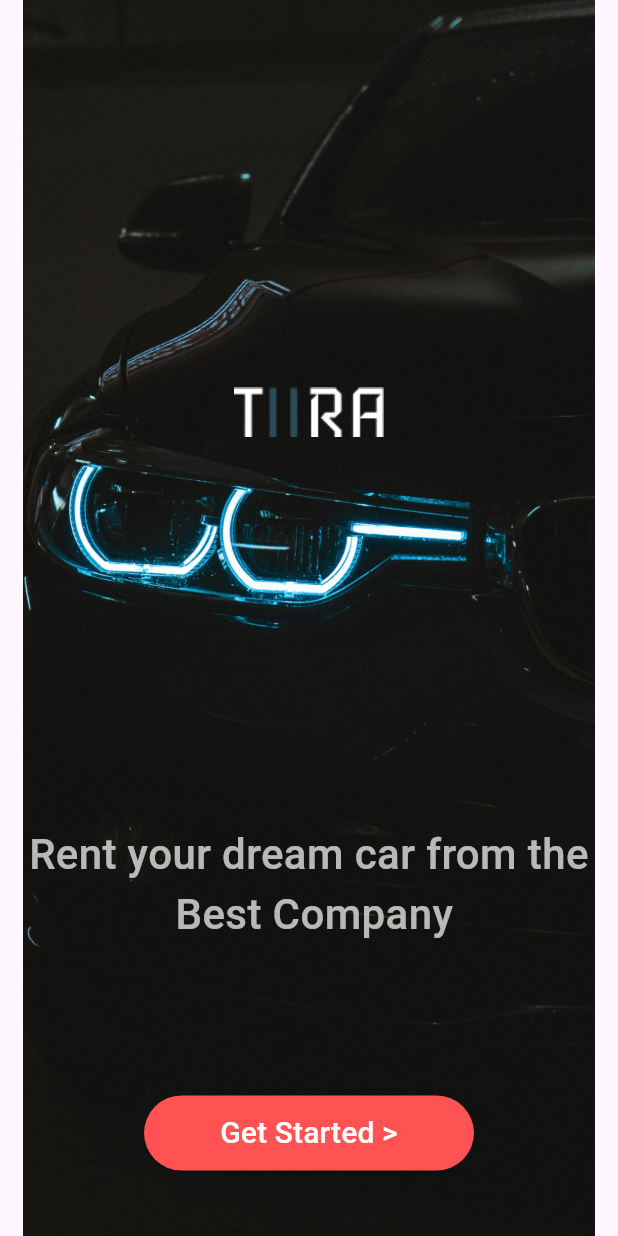
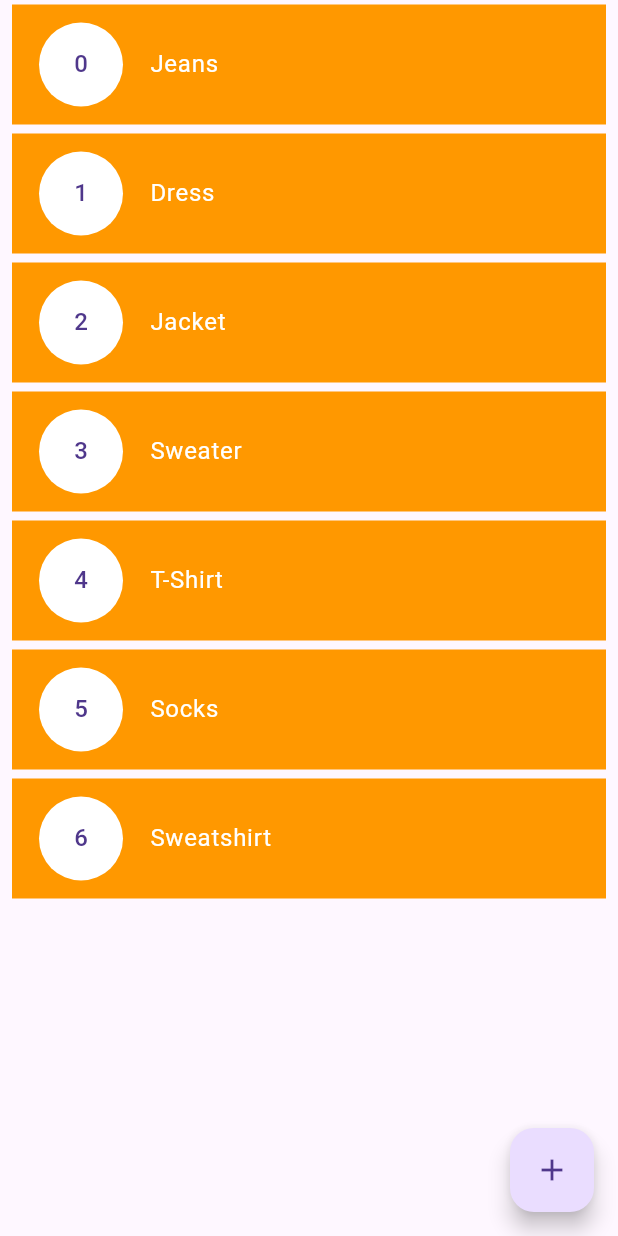
Before and after one commit to aelina-frontend/flutter_courses, a Flutter app: the screen it shows after launch, on a phone screen of 412 x 824 dp. Run offline on Flutter 3.47's test engine with Material 3 defaults, Android fonts, the light colour scheme and no system bars; our stand-ins replace device_preview, font_awesome_flutter; missing offline and left inert: yandex_mapkit; Roboto replaces fonts that are missing (Hind, Inconsolata).

Commit message:
2 screens lesson1 and test screen

```diff
--- a/lib/main.dart
+++ b/lib/main.dart
@@ -1,3 +1,4 @@
+import 'package:flutter/foundation.dart';
 import 'package:flutter/material.dart';
 import 'package:provider/provider.dart';
 import 'package:untitled1/auth/auth_screen.dart';
@@ -11,41 +12,68 @@ import 'package:untitled1/screens/my_profil.dart';
 import 'package:untitled1/screens/payment_methods_screen.dart';
 import 'package:untitled1/screens/paymend_made.dart';
 import 'package:untitled1/screens/search_screen.dart';
+import 'package:untitled1/screens/test.dart';
 import 'package:untitled1/screens/welcome_screen.dart';
 import 'package:untitled1/screens/product_list_screen.dart';
 import 'core/app_assets.dart';
+import 'lessons/lesson1/lesson1.dart';
 
 
-void main() {
-  runApp(const MyApp());
-}
+import 'package:device_preview/device_preview.dart';
+
+void main() => runApp(
+  DevicePreview(
+    enabled: !kReleaseMode,
+    builder: (context) => MyApp(), // Wrap your app
+  ),
+);
 
 class MyApp extends StatelessWidget {
-  const MyApp({super.key});
-
   @override
   Widget build(BuildContext context) {
-    return ChangeNotifierProvider(
-      create: (context) => Cart(),
-      child: MaterialApp(
-        debugShowCheckedModeBanner: false,
-        initialRoute: '/loadSplash',
-        routes: {
-          '/loadSplash': (context) => WelcomeScreen(),
-          '/productList': (context) => ProductListScreen(),
-          '/cartScreen': (context) => CartScreen(),
-          '/firstScreen': (context) => FirstScreen(),
-          '/carInformation': (context) => CarInformation(),
-          '/authScreen': (context) => AuthScreen(false, true),
-          '/searchScreen': (context) => SearchScreen(),
-          '/paymentMethodsScreen': (context) => PaymentMethodsScreen(),
-          '/creditCard': (context) => CreditCard(),
-          '/paymendMade': (context) => PaymendMade(),
-          '/infoPage': (context) => InfoPage(),
-          '/myProfil': (context) => MyProfil(),
-
-        },
-      ),
+    return MaterialApp(
+      useInheritedMediaQuery: true,
+      locale: DevicePreview.locale(context),
+      builder: DevicePreview.appBuilder,
+      theme: ThemeData.light(),
+      darkTheme: ThemeData.dark(),
+      home: Test(),
     );
   }
 }
+// void main() {
+//   runApp(const MyApp());
+// }
+//
+// class MyApp extends StatelessWidget {
+//   const MyApp({super.key});
+//
+//   @override
+//   Widget build(BuildContext context) {
+//     return ChangeNotifierProvider(
+//       create: (context) => Cart(),
+//       child: MaterialApp(
+//         debugShowCheckedModeBanner: false,
+//         initialRoute: '/lesson1',
+//         // initialRoute: '/loadSplash',
+//         routes: {
+//           '/loadSplash': (context) => WelcomeScreen(),
+//           '/productList': (context) => ProductListScreen(),
+//           '/cartScreen': (context) => CartScreen(),
+//           '/firstScreen': (context) => FirstScreen(),
+//           '/carInformation': (context) => CarInformation(),
+//           '/authScreen': (context) => AuthScreen(false, true),
+//           '/searchScreen': (context) => SearchScreen(),
+//           '/paymentMethodsScreen': (context) => PaymentMethodsScreen(),
+//           '/creditCard': (context) => CreditCard(),
+//           '/paymendMade': (context) => PaymendMade(),
+//           '/infoPage': (context) => InfoPage(),
+//           '/myProfil': (context) => MyProfil(),
+//           '/test': (context) => Test(),
+//           '/lesson1': (context) => Lesson1(),
+//
+//         },
+//       ),
+//     );
+//   }
+// }
--- /dev/null
+++ b/lib/screens/test.dart
@@ -0,0 +1,99 @@
+
+import 'package:flutter/material.dart';
+
+class Test extends StatefulWidget {
+  const Test({super.key});
+
+  @override
+  State<Test> createState() => _TestState();
+}
+
+class _TestState extends State<Test> {
+  List<String> clothes = ['Jeans','Dress','Jacket','Sweater','T-Shirt', 'Socks','Sweatshirt'];
+  List<int> numbers = [3,5,6,8,9];
+  List<double> sum = [2.4,1.5,6.2,7.5,9.6];
+  List<bool>  check = [true,false,true,false,true];
+  List<Widget> widgets = [
+    Text('Jeans'),
+    Text('Dress'),
+    Text('Jacket'),
+    Text('Sweater'),
+    Text('T-Shirt'),
+    Text('Socks'),
+    Text('Sweatshirt'),
+  ];
+  TextEditingController clothesController = TextEditingController();
+
+  void addClothes(){
+    clothes.add(clothesController.text);
+    setState(() {
+    });
+  }
+
+
+  @override
+  Widget build(BuildContext context) {
+    return Scaffold(
+      body: ListView.builder(
+        itemCount: clothes.length,
+        itemBuilder: (context, index){
+          return Container (
+            height: 80,
+            color: Colors.orange,
+            margin: EdgeInsets.symmetric(horizontal: 8, vertical: 3),
+            child:Center(
+              child: ListTile(
+                leading: CircleAvatar(
+                  backgroundColor: Colors.white,
+                  radius: 30,
+                  child: Text('$index'),
+                ),
+                title: Text(
+                  clothes[index],
+                  style: TextStyle(color: Colors.white),
+                ),
+
+              ),
+            )
+
+          );
+        },
+      ),
+      floatingActionButton: FloatingActionButton(
+        onPressed: (){
+          showDialog(
+              context: context,
+              builder: (context){
+                return AlertDialog(
+                    title: Text('Add clothes'),
+                    content: TextField(
+                      controller: clothesController,
+                      decoration: InputDecoration(
+                        border: OutlineInputBorder(),
+                      ),
+                    ),
+                  actions: [
+                    TextButton(
+                      onPressed: (){
+                      Navigator.of(context).pop();
+                    },
+                        child: Text('Cancel'),
+                    ),
+                    TextButton(
+                      onPressed: (){
+                        Navigator.of(context).pop();
+                      },
+                      child: Text('Add'),
+                    ),
+                  ],
+                );
+                }
+          );
+        },
+        child: Icon(Icons.add),
+      ),
+
+
+    );
+  }
+}
--- a/lib/screens/welcome_screen.dart
+++ b/lib/screens/welcome_screen.dart
@@ -45,7 +45,7 @@ class WelcomeScreen extends StatelessWidget {
                       child: Center(
                         child: ElevatedButton(
                           onPressed: () {
-                            Navigator.of(context).pushNamed('/authScreen');
+                            Navigator.of(context).pushNamed('/test');
                           },
                           style: ButtonStyle(
                             backgroundColor: WidgetStateProperty.all(Colors.redAccent),
--- a/pubspec.yaml
+++ b/pubspec.yaml
@@ -41,6 +41,7 @@ dependencies:
 
   flutter_polyline_points: ^2.1.0
   yandex_mapkit: ^4.1.0
+  device_preview: ^1.2.0
 
 dev_dependencies:
   flutter_test:
```
Also changed, not shown: lib/lessons/lesson1/lesson1.dart (added, +160 -0 lines), pubspec.lock.
